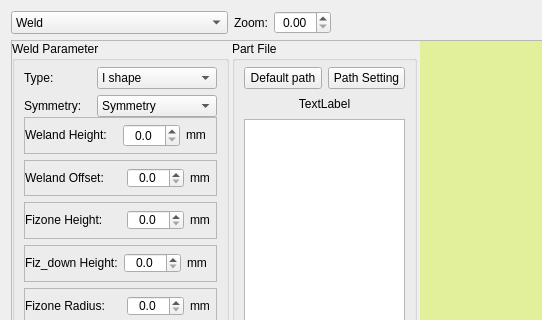
First picture: the form in phascan_view/ui/dialog/DialogDxfFileLoad.ui, repository qinxingying/hello-word, before the edit; both pictures show x 0 to 542 and y 0 to 320 of the 802 by 453 pixel window.
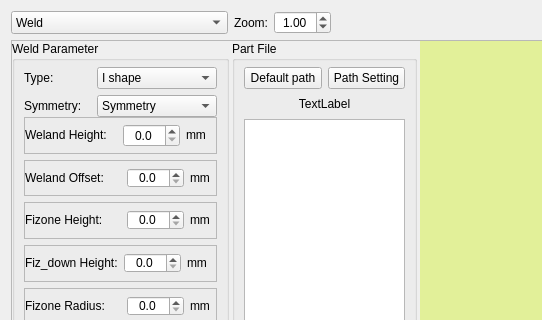
Second picture: the form after the edit. Custom widgets are drawn as their Qt base class.

Commit message: Fixed：修改椭圆旋转的中心点

What changed in the file:
```diff
--- a/phascan_view/ui/dialog/DialogDxfFileLoad.ui
+++ b/phascan_view/ui/dialog/DialogDxfFileLoad.ui
@@ -71,6 +71,9 @@
          <property name="alignment">
           <set>Qt::AlignCenter</set>
          </property>
+         <property name="value">
+          <double>1.000000000000000</double>
+         </property>
         </widget>
        </item>
        <item>
```
The commit also changes 1 other file.
